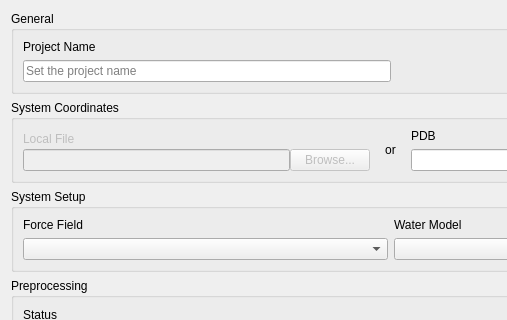
Before: the Qt Designer form ui/systemsetupform.ui in breuerss/gromacs-ui, drawn with Qt 5; both pictures show x 0 to 507 and y 0 to 320 of the 781 by 912 pixel window.
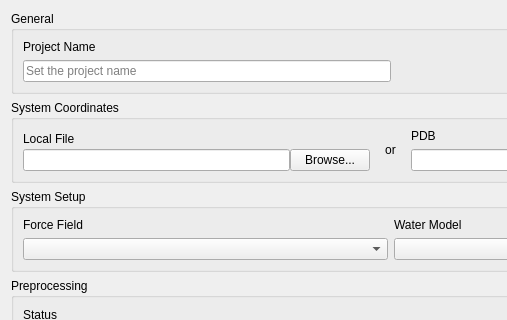
After: the same form once the commit is applied. Icons and pictures are not drawn.

Commit message: feature: load locale file structure

What changed in the file:
```diff
--- a/ui/systemsetupform.ui
+++ b/ui/systemsetupform.ui
@@ -28,7 +28,7 @@
         <item>
          <widget class="QWidget" name="widget" native="true">
           <property name="enabled">
-           <bool>false</bool>
+           <bool>true</bool>
           </property>
           <layout class="QVBoxLayout" name="verticalLayout_11">
            <property name="spacing">
```
The commit also changes 2 other files.
